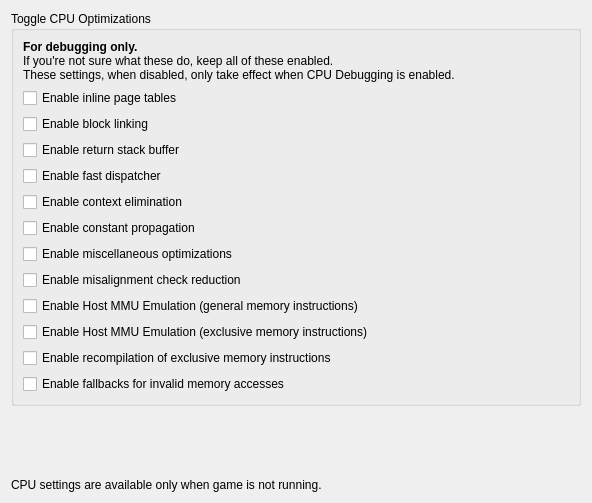
Above: src/yuzu/configuration/configure_cpu_debug.ui from VinniGamgee/Moonwitch before the change. Below: the same form after it.
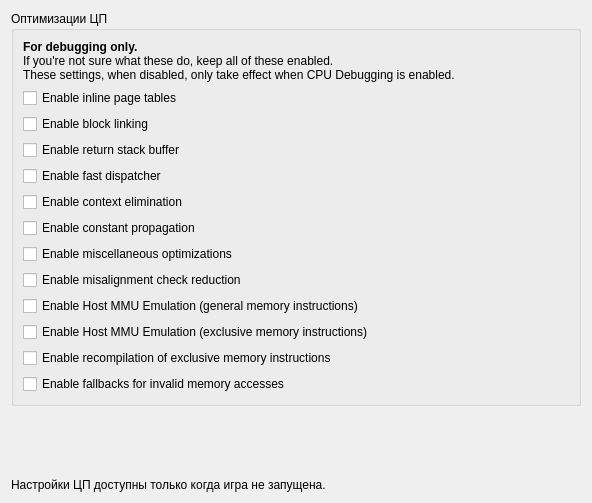
That is the form after the change.

The edit to the form file:
```diff
--- a/src/yuzu/configuration/configure_cpu_debug.ui
+++ b/src/yuzu/configuration/configure_cpu_debug.ui
@@ -22,7 +22,7 @@
      <item>
       <widget class="QGroupBox" name="groupBox">
        <property name="title">
-        <string>Toggle CPU Optimizations</string>
+        <string>Оптимизации ЦП</string>
        </property>
        <layout class="QVBoxLayout">
         <item>
@@ -209,7 +209,7 @@
    <item>
     <widget class="QLabel" name="label_disable_info">
      <property name="text">
-      <string>CPU settings are available only when game is not running.</string>
+      <string>Настройки ЦП доступны только когда игра не запущена.</string>
      </property>
      <property name="wordWrap">
       <bool>true</bool>
```
Left out of the diff: 2 changed lines with no effect on the pictures.
